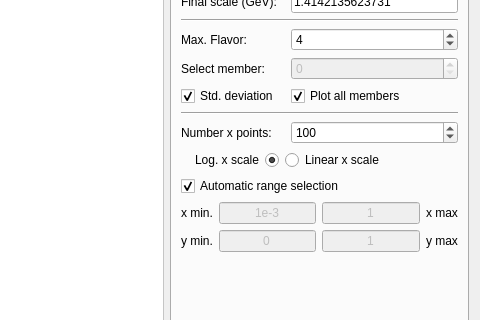
First picture: the form in apfelgui2/forms/plotall.ui, repository scarrazza/apfel, before the edit; both pictures show x 547 to 1027 and y 83 to 403 of the 1027 by 522 pixel window.
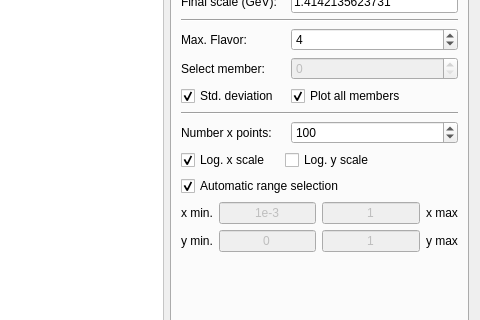
Second picture: the form after the edit. Icons and pictures are not drawn.

Patch:
```diff
--- a/apfelgui2/forms/plotall.ui
+++ b/apfelgui2/forms/plotall.ui
@@ -127,19 +127,6 @@
          </property>
         </widget>
        </item>
-       <item row="9" column="0">
-        <widget class="QRadioButton" name="log">
-         <property name="layoutDirection">
-          <enum>Qt::RightToLeft</enum>
-         </property>
-         <property name="text">
-          <string>Log. x scale</string>
-         </property>
-         <property name="checked">
-          <bool>true</bool>
-         </property>
-        </widget>
-       </item>
        <item row="8" column="2">
         <widget class="QSpinBox" name="xpoints">
          <property name="minimum">
@@ -153,16 +140,6 @@
          </property>
         </widget>
        </item>
-       <item row="9" column="1" colspan="2">
-        <widget class="QRadioButton" name="lin">
-         <property name="layoutDirection">
-          <enum>Qt::LeftToRight</enum>
-         </property>
-         <property name="text">
-          <string>Linear x scale</string>
-         </property>
-        </widget>
-       </item>
        <item row="11" column="0" colspan="3">
         <layout class="QGridLayout" name="gridLayout_2">
          <item row="0" column="0">
@@ -296,6 +273,29 @@
          </property>
         </widget>
        </item>
+       <item row="9" column="0">
+        <widget class="QCheckBox" name="logx">
+         <property name="layoutDirection">
+          <enum>Qt::LeftToRight</enum>
+         </property>
+         <property name="text">
+          <string>Log. x scale</string>
+         </property>
+         <property name="checked">
+          <bool>true</bool>
+         </property>
+        </widget>
+       </item>
+       <item row="9" column="1" colspan="2">
+        <widget class="QCheckBox" name="logy">
+         <property name="layoutDirection">
+          <enum>Qt::LeftToRight</enum>
+         </property>
+         <property name="text">
+          <string>Log. y scale</string>
+         </property>
+        </widget>
+       </item>
       </layout>
      </widget>
      <widget class="QWidget" name="tab_2">
```
Left out of the diff: 21 changed lines with no effect on the pictures.
